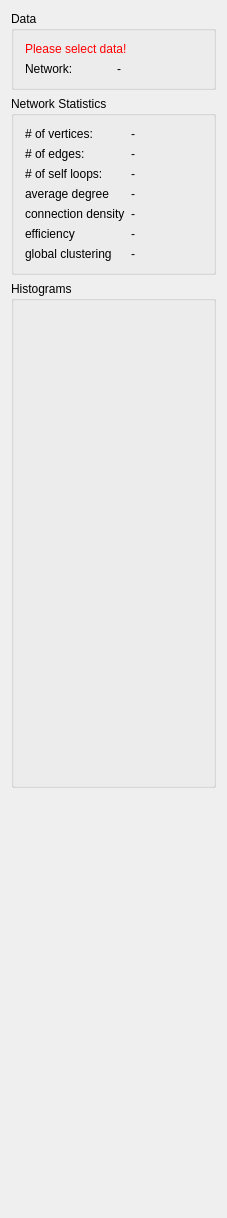
Before: the Qt Designer form Plugins/org.mitk.gui.qt.diffusionimaging/src/internal/Connectomics/QmitkConnectomicsStatisticsViewControls.ui in MITK/MITK, drawn with Qt 5.
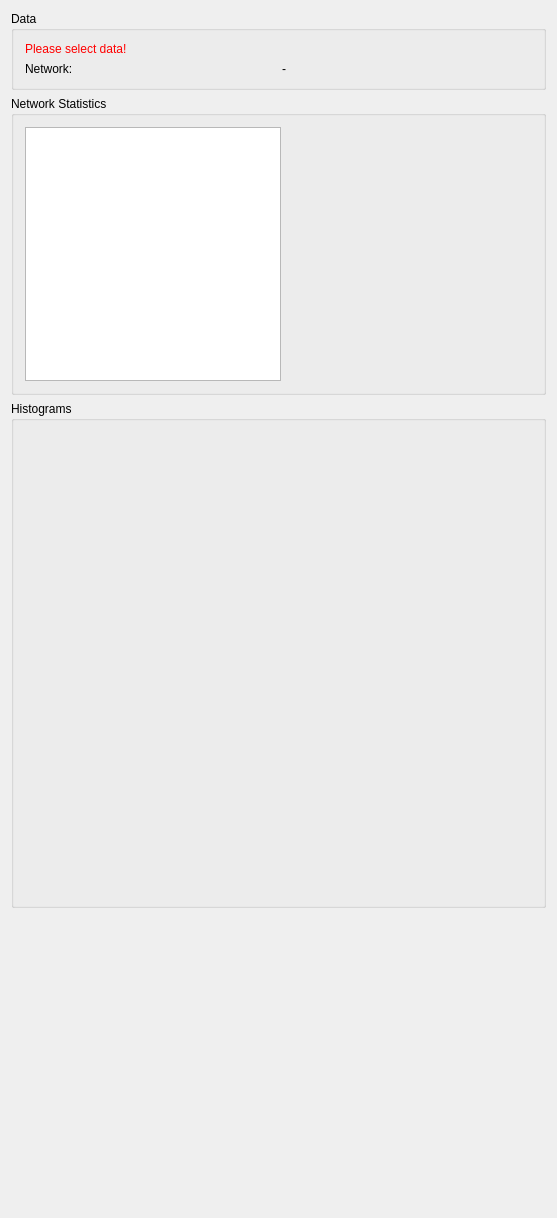
After: the same form once the commit is applied. Custom widgets are drawn as their Qt base class.

Commit message: Added more statistics to the statistics view

What changed in the file:
```diff
--- a/Plugins/org.mitk.gui.qt.diffusionimaging/src/internal/Connectomics/QmitkConnectomicsStatisticsViewControls.ui
+++ b/Plugins/org.mitk.gui.qt.diffusionimaging/src/internal/Connectomics/QmitkConnectomicsStatisticsViewControls.ui
@@ -6,7 +6,7 @@
    <rect>
     <x>0</x>
     <y>0</y>
-    <width>227</width>
+    <width>557</width>
     <height>1218</height>
    </rect>
   </property>
@@ -63,101 +63,16 @@
       <string>Network Statistics</string>
      </property>
      <layout class="QFormLayout" name="formLayout">
+      <property name="fieldGrowthPolicy">
+       <enum>QFormLayout::AllNonFixedFieldsGrow</enum>
+      </property>
       <item row="0" column="0">
-       <widget class="QLabel" name="numberOfVerticesNameLabel">
-        <property name="text">
-         <string># of vertices:</string>
+       <widget class="QPlainTextEdit" name="networkStatisticsPlainTextEdit">
+        <property name="enabled">
+         <bool>true</bool>
         </property>
-       </widget>
-      </item>
-      <item row="1" column="0">
-       <widget class="QLabel" name="numberOfEdgesNameLabel">
-        <property name="text">
-         <string># of edges:</string>
-        </property>
-       </widget>
-      </item>
-      <item row="0" column="1">
-       <widget class="QLabel" name="numberOfVerticesLabel">
-        <property name="text">
-         <string>-</string>
-        </property>
-       </widget>
-      </item>
-      <item row="1" column="1">
-       <widget class="QLabel" name="numberOfEdgesLabel">
-        <property name="text">
-         <string>-</string>
-        </property>
-       </widget>
-      </item>
-      <item row="2" column="0">
-       <widget class="QLabel" name="numberOfSelfLoopsNameLabel">
-        <property name="text">
-         <string># of self loops:</string>
-        </property>
-       </widget>
-      </item>
-      <item row="2" column="1">
-       <widget class="QLabel" name="numberOfSelfLoopsLabel">
-        <property name="text">
-         <string>-</string>
-        </property>
-       </widget>
-      </item>
-      <item row="3" column="0">
-       <widget class="QLabel" name="averageDegreeNameLabel">
-        <property name="text">
-         <string>average degree</string>
-        </property>
-       </widget>
-      </item>
-      <item row="3" column="1">
-       <widget class="QLabel" name="averageDegreeLabel">
-        <property name="text">
-         <string>-</string>
-        </property>
-       </widget>
-      </item>
-      <item row="4" column="0">
-       <widget class="QLabel" name="connectionDensityNameLabel">
-        <property name="text">
-         <string>connection density</string>
-        </property>
-       </widget>
-      </item>
-      <item row="4" column="1">
-       <widget class="QLabel" name="connectionDensityLabel">
-        <property name="text">
-         <string>-</string>
-        </property>
-       </widget>
-      </item>
-      <item row="5" column="0">
-       <widget class="QLabel" name="efficiencyNameLabel">
-        <property name="text">
-         <string>efficiency</string>
-        </property>
-       </widget>
-      </item>
-      <item row="5" column="1">
-       <widget class="QLabel" name="efficiencyLabel">
-        <property name="text">
-         <string>-</string>
-        </property>
-       </widget>
-      </item>
-      <item row="6" column="0">
-       <widget class="QLabel" name="globalClusteringNameLabel">
-        <property name="text">
-         <string>global clustering</string>
-        </property>
-       </widget>
-      </item>
-      <item row="6" column="1">
-       <widget class="QLabel" name="globalClusteringLabel">
-        <property name="text">
-         <string>-</string>
+        <property name="readOnly">
+         <bool>true</bool>
         </property>
        </widget>
       </item>
```
The commit also changes 1 other file.
